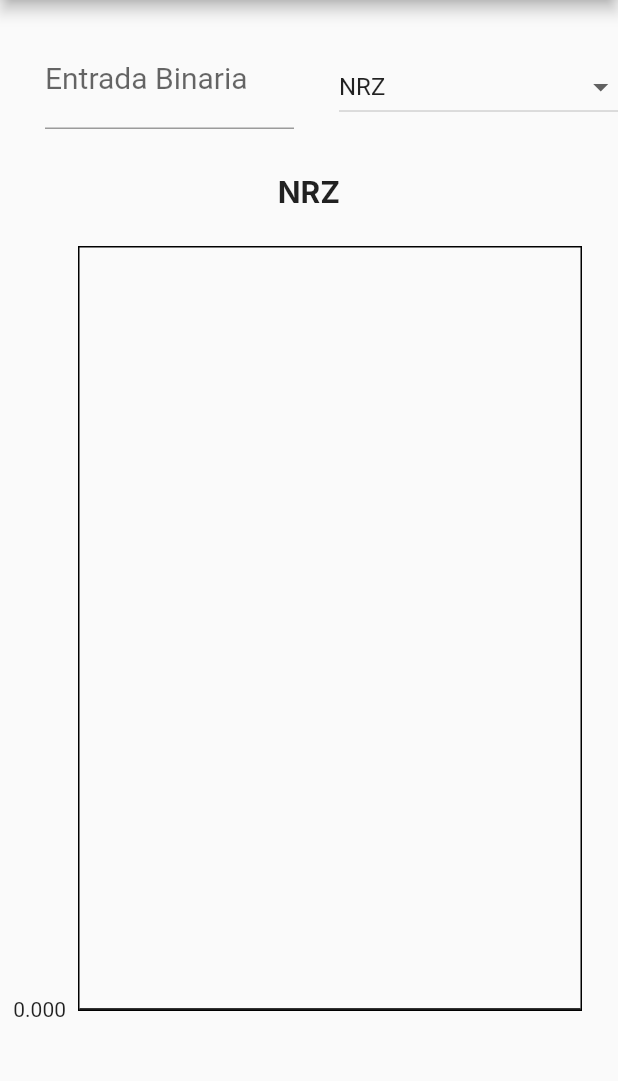
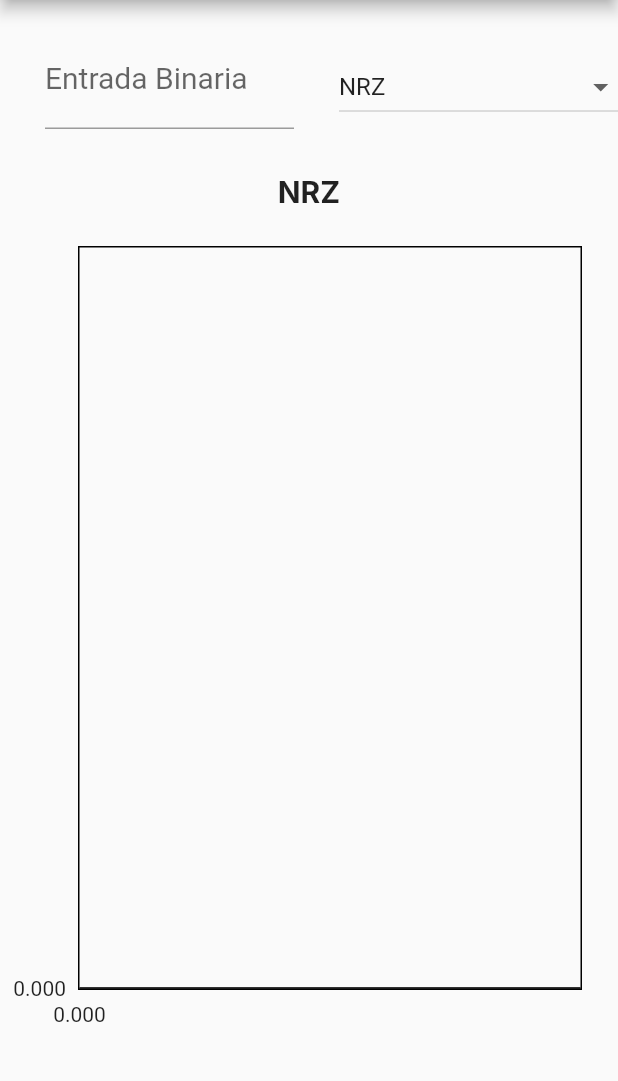
Before and after one commit to fontsignacio/binary-signal, a Flutter app: the screen it shows after launch, on a phone screen of 412 x 824 dp, the part 84-1165 px from its top. Run offline on Flutter 3.47's test engine with Material 2 defaults, Android fonts, the phone set to English and light mode, and no system bars; drawn by our look-alikes of fl_chart; Roboto replaces fonts that are missing (Inter).

Commit message:
Mejora de Man.Dif

```diff
--- a/binary_signal/lib/main.dart
+++ b/binary_signal/lib/main.dart
@@ -109,7 +109,7 @@ class _BinarySignalChartState extends State<BinarySignalChart> {
               child: LineChart(
                 LineChartData(
                   titlesData: const FlTitlesData(
-                      bottomTitles: AxisTitles(axisNameWidget: Text('')),
+                      //bottomTitles: AxisTitles(axisNameWidget: Text('')),
                       topTitles: AxisTitles(axisNameWidget: Text('')),
                       rightTitles: AxisTitles(axisNameWidget: Text(''))),
                   extraLinesData: ExtraLinesData(
@@ -158,7 +158,7 @@ class _BinarySignalChartState extends State<BinarySignalChart> {
                 child: LineChart(
                   LineChartData(
                     titlesData: const FlTitlesData(
-                        bottomTitles: AxisTitles(axisNameWidget: Text('')),
+                        //bottomTitles: AxisTitles(axisNameWidget: Text('')),
                         topTitles: AxisTitles(axisNameWidget: Text('')),
                         rightTitles: AxisTitles(axisNameWidget: Text(''))),
                     extraLinesData: ExtraLinesData(
@@ -296,7 +296,11 @@ class _BinarySignalChartState extends State<BinarySignalChart> {
         signal.add(positive ? 1.0 : -1.0);
       }
       signal.add(positive ? -1.0 : 1.0);
+      if (i == binaryList.length - 1) {
+        signal.add(positive ? 1.0 : -1.0);
+      }
     }
+
     return signal;
   }
 
```
